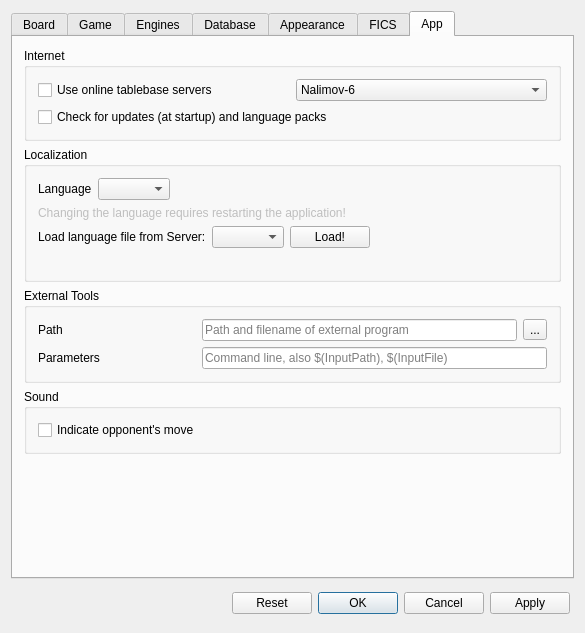
Old version of the form src/dialogs/preferences.ui in the repository Isarhamster/chessx.
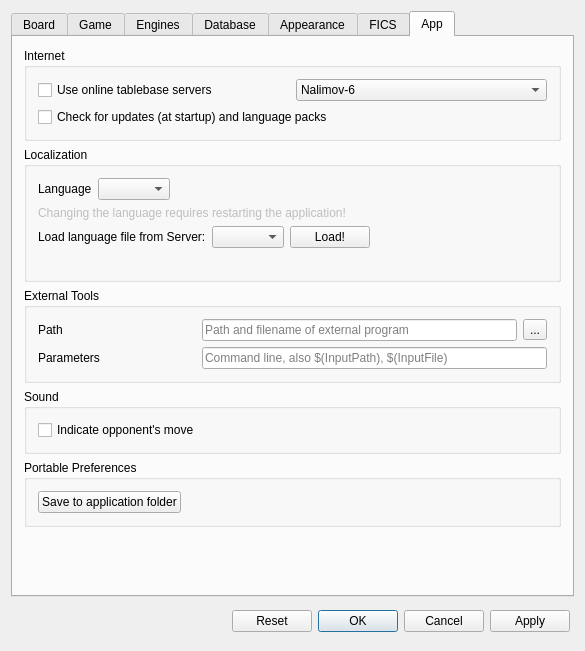
New version of the form. The open tabs and pages were chosen to show the change. Icons and pictures are not drawn. Custom widgets are drawn as their Qt base class.

What changed in the file:
```diff
--- a/src/dialogs/preferences.ui
+++ b/src/dialogs/preferences.ui
@@ -7,7 +7,7 @@
     <x>0</x>
     <y>0</y>
     <width>585</width>
-    <height>633</height>
+    <height>651</height>
    </rect>
   </property>
   <property name="windowTitle">
@@ -1531,6 +1531,35 @@
          </layout>
         </widget>
        </item>
+       <item>
+        <widget class="QGroupBox" name="groupBox_12">
+         <property name="title">
+          <string>Portable Preferences</string>
+         </property>
+         <layout class="QHBoxLayout" name="horizontalLayout_14">
+          <item>
+           <widget class="QPushButton" name="savePreferences">
+            <property name="text">
+             <string>Save to application folder</string>
+            </property>
+           </widget>
+          </item>
+          <item>
+           <spacer name="horizontalSpacer_3">
+            <property name="orientation">
+             <enum>Qt::Horizontal</enum>
+            </property>
+            <property name="sizeHint" stdset="0">
+             <size>
+              <width>40</width>
+              <height>20</height>
+             </size>
+            </property>
+           </spacer>
+          </item>
+         </layout>
+        </widget>
+       </item>
        <item>
         <spacer name="verticalSpacer_3">
          <property name="orientation">
```
Left out of the diff: 43 changed lines with no effect on the pictures.
